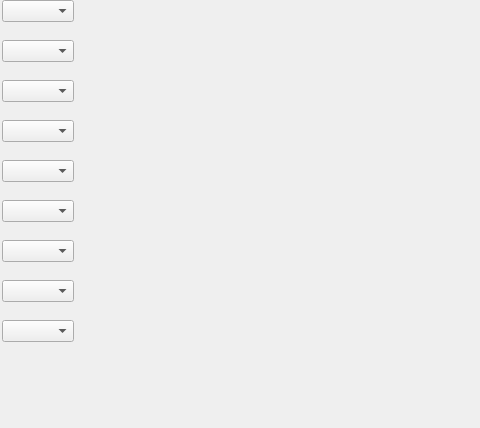
Above: FWAdminLib/PolicyEditor/GooglePolicyEditor/GoogleDeviceRestrictionsForm.ui from fw-dev/translations before the change. Below: the same form after it.
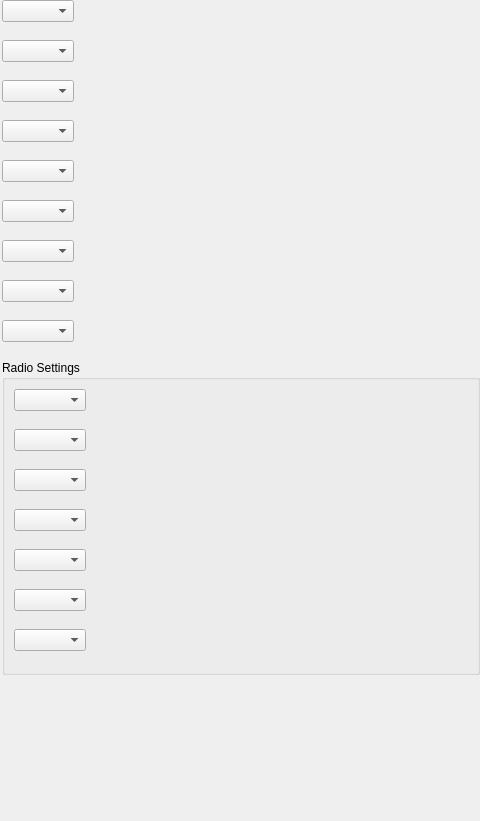
That is the form after the change.

What changed in the file:
```diff
--- a/FWAdminLib/PolicyEditor/GooglePolicyEditor/GoogleDeviceRestrictionsForm.ui
+++ b/FWAdminLib/PolicyEditor/GooglePolicyEditor/GoogleDeviceRestrictionsForm.ui
@@ -7,7 +7,7 @@
     <x>0</x>
     <y>0</y>
     <width>480</width>
-    <height>428</height>
+    <height>821</height>
    </rect>
   </property>
   <property name="sizePolicy">
@@ -253,6 +253,182 @@
        </item>
       </layout>
      </item>
+     <item row="9" column="0" colspan="2">
+      <widget class="QGroupBox" name="radioGroupBox">
+       <property name="title">
+        <string>Radio Settings</string>
+       </property>
+       <layout class="QFormLayout" name="radioLayout">
+        <property name="sizeConstraint">
+         <enum>QLayout::SetNoConstraint</enum>
+        </property>
+        <property name="fieldGrowthPolicy">
+         <enum>QFormLayout::ExpandingFieldsGrow</enum>
+        </property>
+        <item row="0" column="0">
+         <widget class="QComboBox" name="frm_cellBroadcastsConfigEnabled">
+          <property name="sizePolicy">
+           <sizepolicy hsizetype="Fixed" vsizetype="Fixed">
+            <horstretch>0</horstretch>
+            <verstretch>0</verstretch>
+           </sizepolicy>
+          </property>
+         </widget>
+        </item>
+        <item row="0" column="1">
+         <layout class="QVBoxLayout" name="verticalLayout_cellBroadcastsConfigEnabled">
+          <property name="sizeConstraint">
+           <enum>QLayout::SetFixedSize</enum>
+          </property>
+          <item>
+           <widget class="QLabel" name="lbl_title_cellBroadcastsConfigEnabled"/>
+          </item>
+          <item>
+           <widget class="QLabel" name="lTip_lbl_desc_cellBroadcastsConfigEnabled"/>
+          </item>
+         </layout>
+        </item>
+        <item row="1" column="0">
+         <widget class="QComboBox" name="frm_mobileNetworksConfigEnabled">
+          <property name="sizePolicy">
+           <sizepolicy hsizetype="Fixed" vsizetype="Fixed">
+            <horstretch>0</horstretch>
+            <verstretch>0</verstretch>
+           </sizepolicy>
+          </property>
+         </widget>
+        </item>
+        <item row="1" column="1">
+         <layout class="QVBoxLayout" name="verticalLayout_mobileNetworksConfigEnabled">
+          <property name="sizeConstraint">
+           <enum>QLayout::SetFixedSize</enum>
+          </property>
+          <item>
+           <widget class="QLabel" name="lbl_title_mobileNetworksConfigEnabled"/>
+          </item>
+          <item>
+           <widget class="QLabel" name="lTip_lbl_desc_mobileNetworksConfigEnabled"/>
+          </item>
+         </layout>
+        </item>
+        <item row="2" column="0">
+         <widget class="QComboBox" name="frm_dataRoamingEnabled">
+          <property name="sizePolicy">
+           <sizepolicy hsizetype="Fixed" vsizetype="Fixed">
+            <horstretch>0</horstretch>
+            <verstretch>0</verstretch>
+           </sizepolicy>
+          </property>
+         </widget>
+        </item>
+        <item row="2" column="1">
+         <layout class="QVBoxLayout" name="verticalLayout_dataRoamingEnabled">
+          <property name="sizeConstraint">
+           <enum>QLayout::SetFixedSize</enum>
+          </property>
+          <item>
+           <widget class="QLabel" name="lbl_title_dataRoamingEnabled"/>
+          </item>
+          <item>
+           <widget class="QLabel" name="lTip_lbl_desc_dataRoamingEnabled"/>
+          </item>
+         </layout>
+        </item>
+        <item row="3" column="0">
+         <widget class="QComboBox" name="frm_outGoingCallsEnabled">
+          <property name="sizePolicy">
+           <sizepolicy hsizetype="Fixed" vsizetype="Fixed">
+            <horstretch>0</horstretch>
+            <verstretch>0</verstretch>
+           </sizepolicy>
+          </property>
+         </widget>
+        </item>
+        <item row="3" column="1">
+         <layout class="QVBoxLayout" name="verticalLayout_outGoingCallsDisabled">
+          <property name="sizeConstraint">
+           <enum>QLayout::SetFixedSize</enum>
+          </property>
+          <item>
+           <widget class="QLabel" name="lbl_title_outGoingCallsEnabled"/>
+          </item>
+          <item>
+           <widget class="QLabel" name="lTip_lbl_desc_outGoingCallsEnabled"/>
+          </item>
+         </layout>
+        </item>
+        <item row="4" column="0">
+         <widget class="QComboBox" name="frm_smsEnabled">
+          <property name="sizePolicy">
+           <sizepolicy hsizetype="Fixed" vsizetype="Fixed">
+            <horstretch>0</horstretch>
+            <verstretch>0</verstretch>
+           </sizepolicy>
+          </property>
+         </widget>
+        </item>
+        <item row="4" column="1">
+         <layout class="QVBoxLayout" name="verticalLayout_smsDisabled">
+          <property name="sizeConstraint">
+           <enum>QLayout::SetFixedSize</enum>
+          </property>
+          <item>
+           <widget class="QLabel" name="lbl_title_smsEnabled"/>
+          </item>
+          <item>
+           <widget class="QLabel" name="lTip_lbl_desc_smsEnabled"/>
+          </item>
+         </layout>
+        </item>
+        <item row="5" column="0">
+         <widget class="QComboBox" name="frm_tetheringConfigEnabled">
+          <property name="sizePolicy">
+           <sizepolicy hsizetype="Fixed" vsizetype="Fixed">
+            <horstretch>0</horstretch>
+            <verstretch>0</verstretch>
+           </sizepolicy>
+          </property>
+         </widget>
+        </item>
+        <item row="5" column="1">
+         <layout class="QVBoxLayout" name="verticalLayout_tetheringConfigDisabled">
+          <property name="sizeConstraint">
+           <enum>QLayout::SetFixedSize</enum>
+          </property>
+          <item>
+           <widget class="QLabel" name="lbl_title_tetheringConfigEnabled"/>
+          </item>
+          <item>
+           <widget class="QLabel" name="lTip_lbl_desc_tetheringConfigEnabled"/>
+          </item>
+         </layout>
+        </item>
+        <item row="6" column="0">
+         <widget class="QComboBox" name="frm_bluetoothConfigEnabled">
+          <property name="sizePolicy">
+           <sizepolicy hsizetype="Fixed" vsizetype="Fixed">
+            <horstretch>0</horstretch>
+            <verstretch>0</verstretch>
+           </sizepolicy>
+          </property>
+         </widget>
+        </item>
+        <item row="6" column="1">
+         <layout class="QVBoxLayout" name="verticalLayout_bluetoothConfigDisabled">
+          <property name="sizeConstraint">
+           <enum>QLayout::SetFixedSize</enum>
+          </property>
+          <item>
+           <widget class="QLabel" name="lbl_title_bluetoothConfigEnabled"/>
+          </item>
+          <item>
+           <widget class="QLabel" name="lTip_lbl_desc_bluetoothConfigEnabled"/>
+          </item>
+         </layout>
+        </item>
+       </layout>
+      </widget>
+     </item>
     </layout>
    </item>
    <item>
```
